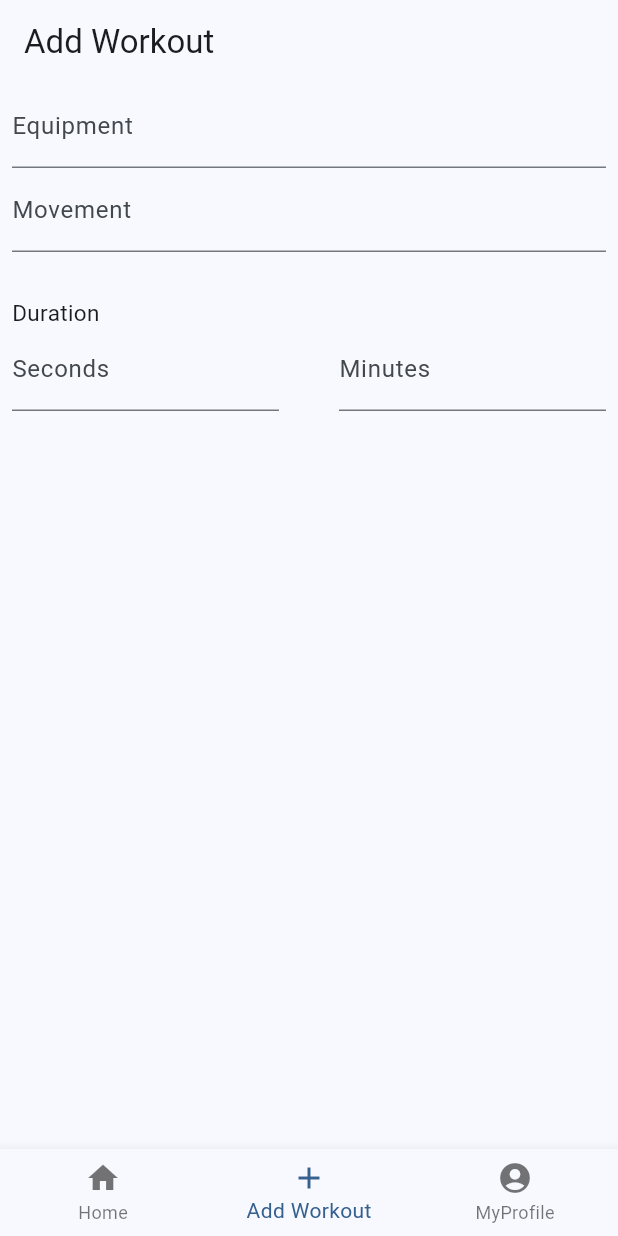
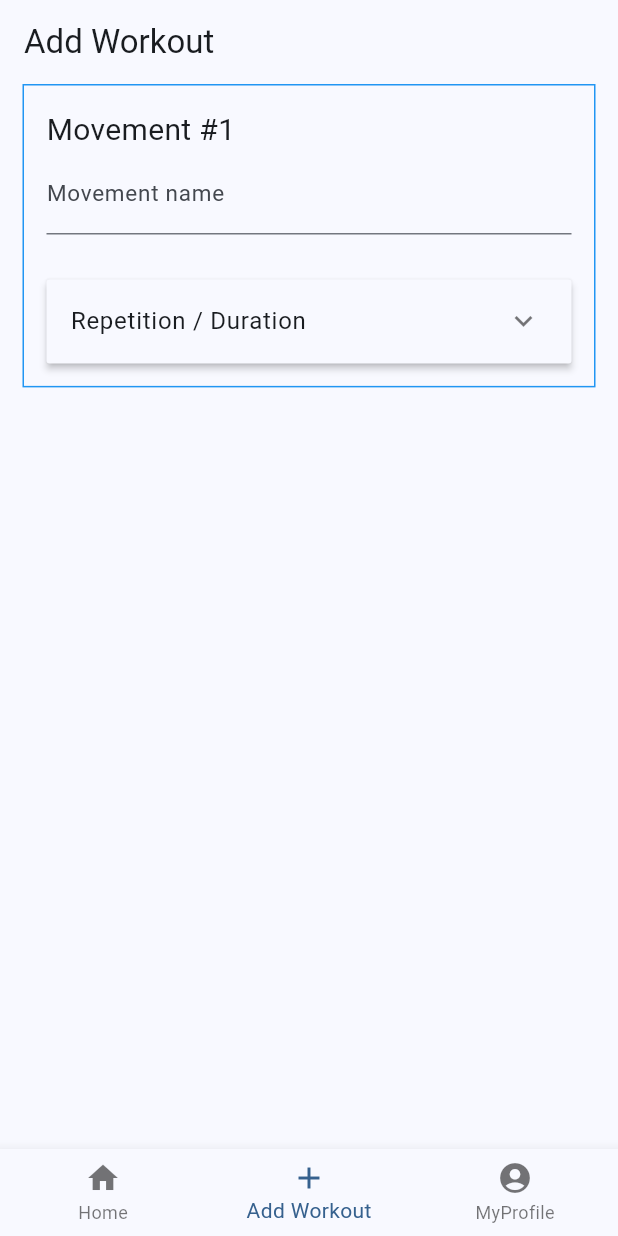
Before and after one commit to GuillaumeOj/workout_log, a Flutter app: the screen it shows after launch, item 2 of the bottom bar chosen, on a phone screen of 412 x 824 dp. Run offline on Flutter 3.47's test engine with Material 3 defaults, Android fonts, the phone set to English and light mode, and no system bars; our stand-ins replace basic_utils, flutter_dotenv.

Commit message:
feat: adds duration and repetion to movement
This adds the fields duration and repetion to a movement. This also put
the fields in a ExpansionPanelList.

```diff
--- a/frontend/lib/widgets/add_workout_screen.dart
+++ b/frontend/lib/widgets/add_workout_screen.dart
@@ -1,6 +1,5 @@
 import 'package:flutter/material.dart';
-import 'package:wod_board_app/widgets/auto_complete/auto_complete_name.dart';
-import 'package:wod_board_app/widgets/duration/add_duration.dart';
+import 'package:wod_board_app/widgets/movement/add_movement.dart';
 
 const Duration debounceDuration = Duration(milliseconds: 500);
 
@@ -17,12 +16,12 @@ class _AddWorkoutScreenState extends State<AddWorkoutScreen> {
     return ListView(
       children: const <Widget>[
         Padding(
-          padding: EdgeInsets.symmetric(horizontal: 8.0),
-          child: Column(children: [
-            AsyncAutocompleteName("equipment"),
-            AsyncAutocompleteName("movement"),
-            AddDuration(),
-          ]),
+          padding: EdgeInsets.symmetric(horizontal: 15.0),
+          child: Column(
+            children: [
+              AddMovement(),
+            ],
+          ),
         ),
       ],
     );
--- a/frontend/lib/widgets/auto_complete/auto_complete_name.dart
+++ b/frontend/lib/widgets/auto_complete/auto_complete_name.dart
@@ -50,7 +50,10 @@ class _AsyncAutocompleteNameState extends State<AsyncAutocompleteName> {
             onFieldSubmitted();
           },
           decoration: InputDecoration(
-            labelText: StringUtils.capitalize(widget.searchType),
+            labelText: "${StringUtils.capitalize(widget.searchType)} name",
+            labelStyle: const TextStyle(
+              fontSize: 15.0,
+            ),
           ),
         );
       },
--- /dev/null
+++ b/frontend/lib/widgets/movement/add_movement.dart
@@ -0,0 +1,74 @@
+import 'package:flutter/material.dart';
+import 'package:wod_board_app/widgets/auto_complete/auto_complete_name.dart';
+import 'package:wod_board_app/widgets/duration/add_duration.dart';
+import 'package:wod_board_app/widgets/repetition/add_repetition.dart';
+
+class AddMovement extends StatefulWidget {
+  const AddMovement({super.key});
+
+  @override
+  State<AddMovement> createState() => _AddMovementState();
+}
+
+class _AddMovementState extends State<AddMovement> {
+  bool _isExpanded = false;
+
+  @override
+  Widget build(BuildContext context) {
+    return Container(
+      padding: const EdgeInsets.all(15.0),
+      decoration: BoxDecoration(
+        border: Border.all(
+          color: Colors.blue,
+        ),
+      ),
+      child: Column(
+        children: <Widget>[
+          const Align(
+            alignment: Alignment.centerLeft,
+            child: Text(
+              "Movement #1",
+              style: TextStyle(fontSize: 20.0),
+            ),
+          ),
+          const AsyncAutocompleteName("movement"),
+          const Padding(
+            padding: EdgeInsets.symmetric(vertical: 15.0),
+          ),
+          ExpansionPanelList(
+            expansionCallback: (int index, bool isExpanded) {
+              setState(() {
+                _isExpanded = isExpanded;
+              });
+            },
+            children: <ExpansionPanel>[
+              ExpansionPanel(
+                headerBuilder: (BuildContext context, bool isExpanded) {
+                  return const ListTile(
+                    title: Text('Repetition / Duration'),
+                  );
+                },
+                body: const Padding(
+                  padding: EdgeInsets.fromLTRB(
+                    15.0,
+                    0,
+                    15.0,
+                    15.0,
+                  ),
+                  child: Column(
+                    crossAxisAlignment: CrossAxisAlignment.start,
+                    children: [
+                      AddDuration(),
+                      AddRepetition(),
+                    ],
+                  ),
+                ),
+                isExpanded: _isExpanded,
+              ),
+            ],
+          ),
+        ],
+      ),
+    );
+  }
+}
```
Also changed, not shown: frontend/lib/widgets/duration/add_duration.dart (+20 -6 lines), frontend/lib/widgets/repetition/add_repetition.dart (added, +33 -0 lines).
